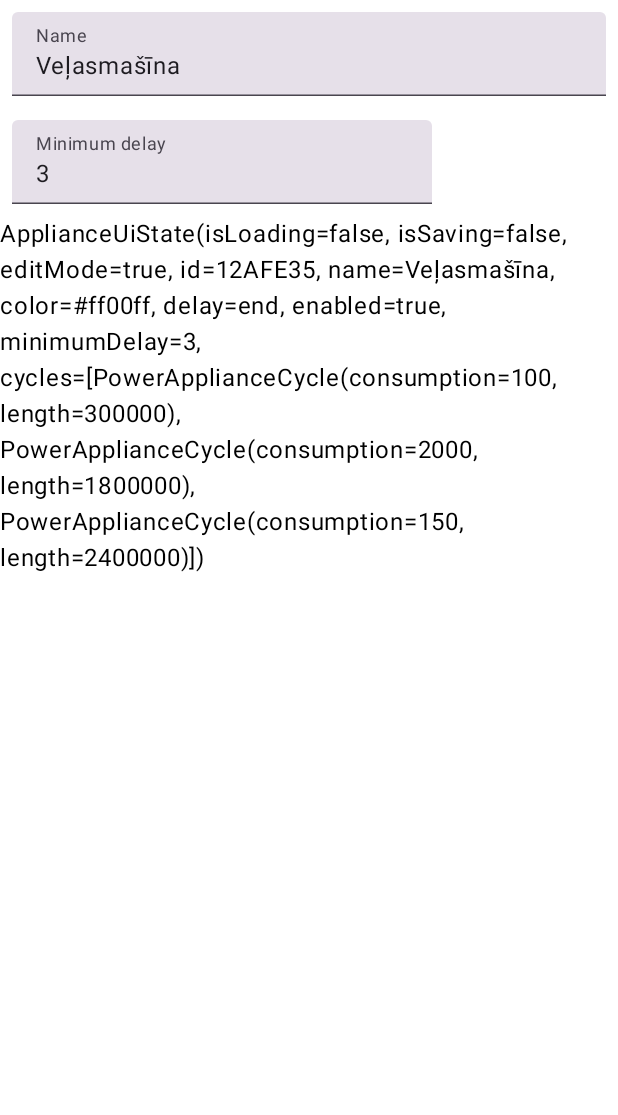
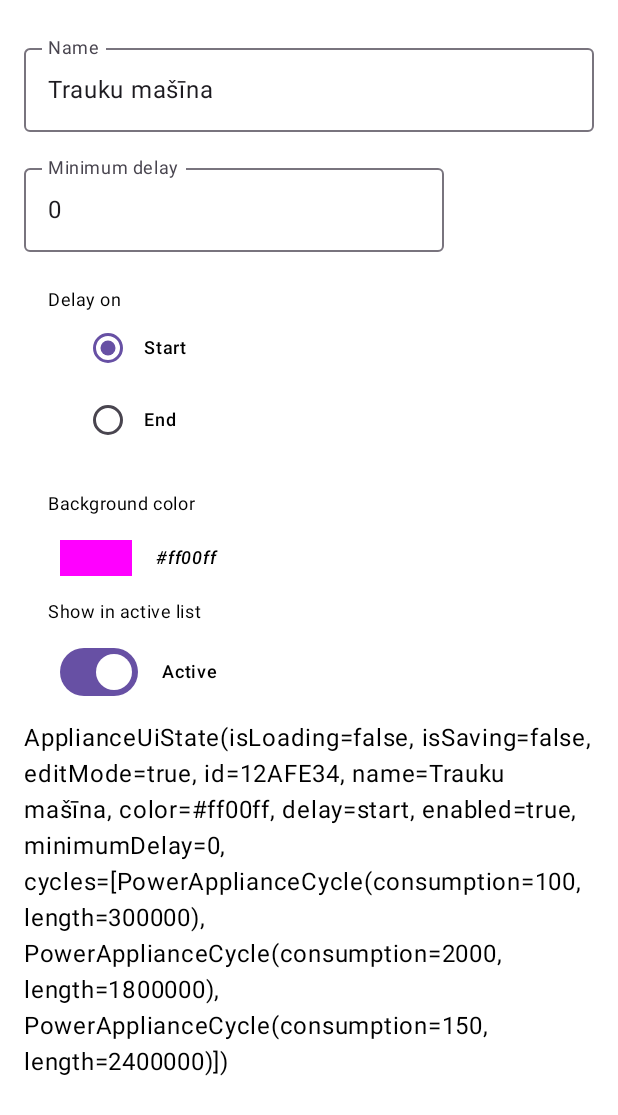
Before and after one commit to folkmanis/laiks-android, an Android app built with Jetpack Compose: the @Preview function ApplianceEditPreview, on a phone screen of 412 x 824 dp. Shown: the top 1115 px of the screen. Run offline under Robolectric (Android 15) with nearby library versions, the phone set to English and light mode, and no system bars; our stand-ins replace Dagger/Hilt's generated code, Firebase (no records; nobody signed in at launch, a user with empty details on screens opened directly).

Commit message:
Inputs added

```diff
--- a/app/src/main/java/com/folkmanis/laiks/AppConstants.kt
+++ b/app/src/main/java/com/folkmanis/laiks/AppConstants.kt
@@ -12,5 +12,3 @@ const val NIGHT_STARTS_HOUR = 23L
 const val INCLUDE_AVERAGE_DAYS = 5L
 const val USER_ID = "userId"
 const val APPLIANCE_ID = "applianceId"
-
-val DELAY_VALUES = setOf("start", "end")
--- a/app/src/main/java/com/folkmanis/laiks/data/fake/FakePricesService.kt
+++ b/app/src/main/java/com/folkmanis/laiks/data/fake/FakePricesService.kt
@@ -62,6 +62,7 @@ class FakePricesService : PricesService {
                     length = 40 * 60 * 1000, // 40 min
                 ),
             ),
+            name = "Trauku mašīna",
             delay = "start",
             minimumDelay = 0, // hours
             enabled = true,
--- a/app/src/main/java/com/folkmanis/laiks/model/PowerAppliance.kt
+++ b/app/src/main/java/com/folkmanis/laiks/model/PowerAppliance.kt
@@ -1,7 +1,13 @@
 package com.folkmanis.laiks.model
 
+import androidx.annotation.StringRes
+import com.folkmanis.laiks.R
 import com.google.firebase.firestore.DocumentId
 
+enum class PowerApplianceDelay(@StringRes val label: Int) {
+    start(R.string.appliance_delay_start_label),
+    end(R.string.appliance_delay_end_label)
+}
 
 data class PowerAppliance(
     @DocumentId val id: String = "",
--- a/app/src/main/java/com/folkmanis/laiks/ui/screens/appliance_edit/ApplianceEdit.kt
+++ b/app/src/main/java/com/folkmanis/laiks/ui/screens/appliance_edit/ApplianceEdit.kt
@@ -1,17 +1,20 @@
 package com.folkmanis.laiks.ui.screens.appliance_edit
 
+import androidx.compose.foundation.background
 import androidx.compose.foundation.layout.*
 import androidx.compose.foundation.text.KeyboardOptions
-import androidx.compose.material3.MaterialTheme
-import androidx.compose.material3.Text
-import androidx.compose.material3.TextField
+import androidx.compose.material3.*
 import androidx.compose.runtime.*
+import androidx.compose.ui.Alignment
 import androidx.compose.ui.Modifier
+import androidx.compose.ui.graphics.Color
 import androidx.compose.ui.res.stringResource
+import androidx.compose.ui.text.font.FontStyle
 import androidx.compose.ui.text.input.ImeAction
 import androidx.compose.ui.text.input.KeyboardType
 import androidx.compose.ui.tooling.preview.Preview
 import androidx.compose.ui.unit.dp
+import androidx.core.graphics.toColorInt
 import androidx.hilt.navigation.compose.hiltViewModel
 import androidx.lifecycle.SavedStateHandle
 import androidx.lifecycle.compose.collectAsStateWithLifecycle
@@ -30,16 +33,20 @@ fun ApplianceEdit(
         .collectAsStateWithLifecycle(initialValue = ApplianceUiState())
 
     Box(
-        modifier = modifier.fillMaxSize()
+        modifier = modifier
+            .fillMaxSize()
     ) {
-        Column {
+        Column(
+            modifier = Modifier
+                .padding(16.dp)
+        ) {
 
-            TextField(
+            OutlinedTextField(
                 value = state.name,
                 onValueChange = viewModel::setName,
                 modifier = Modifier
                     .fillMaxWidth()
-                    .padding(8.dp),
+                    .padding(vertical = 8.dp),
                 enabled = state.isEnabled,
                 readOnly = !state.editMode,
                 singleLine = true,
@@ -55,12 +62,95 @@ fun ApplianceEdit(
             MinimumDelayInput(
                 value = state.minimumDelay,
                 onValueChange = viewModel::setMinimumDelay,
-                modifier = Modifier.padding(8.dp),
+                modifier = Modifier
+                    .padding(vertical = 8.dp),
                 label = {
                     Text(text = stringResource(id = R.string.appliance_minimumDelay_label))
                 },
                 isError = !state.isMinimumDelayValid
             )
+
+            Column(
+                modifier = Modifier
+                    .padding(16.dp)
+            ) {
+                Text(
+                    text = stringResource(
+                        id = R.string.appliance_delay_label
+                    ),
+                    style = MaterialTheme.typography.bodySmall,
+                )
+                DelayInput(
+                    value = state.delay,
+                    onValueChange = viewModel::setDelay,
+                    modifier = Modifier
+                        .padding(start = 16.dp)
+                )
+            }
+
+            Column(
+                modifier = Modifier
+                    .padding(vertical = 8.dp)
+            ) {
+                Text(
+                    text = stringResource(id = R.string.appliance_color_label),
+                    style = MaterialTheme.typography.bodySmall,
+                    modifier = Modifier
+                        .padding(start = 16.dp)
+                )
+                Row(
+                    verticalAlignment = Alignment.CenterVertically,
+                    modifier = Modifier
+                        .padding(top = 16.dp, start = 24.dp)
+                ) {
+                    Box(
+                        modifier = Modifier
+                            .size(width = 48.dp, height = 24.dp)
+                            .background(
+                                color = Color(state.color.toColorInt()),
+                            )
+                    )
+                    Text(
+                        text = state.color,
+                        style = MaterialTheme.typography.labelMedium,
+                        fontStyle = FontStyle.Italic,
+                        modifier = Modifier
+                            .padding(start = 16.dp)
+                    )
+
+                }
+            }
+
+            Column(
+                modifier = Modifier
+                    .padding(vertical = 8.dp)
+            ) {
+                Text(
+                    text = stringResource(
+                        id = R.string.appliance_enabled_label
+                    ),
+                    style = MaterialTheme.typography.bodySmall,
+                    modifier = Modifier
+                        .padding(start = 16.dp)
+                )
+                Row(
+                    verticalAlignment = Alignment.CenterVertically,
+                    modifier = Modifier
+                        .padding(top = 8.dp, start = 24.dp)
+                ) {
+                    Switch(
+                        checked = state.enabled,
+                        onCheckedChange = viewModel::setEnabled
+                    )
+                    Text(
+                        text = stringResource(id = R.string.appliance_enabled_check),
+                        style = MaterialTheme.typography.labelMedium,
+                        modifier = Modifier
+                            .padding(start = 16.dp)
+                    )
+
+                }
+            }
 
             Text(text = state.toString())
 
@@ -83,7 +173,7 @@ fun MinimumDelayInput(
         inputState = value.toString()
     }
 
-    TextField(
+    OutlinedTextField(
         value = inputState,
         onValueChange = {
             inputState = it
@@ -106,7 +196,7 @@ fun ApplianceEditPreview() {
 
     val viewModel = ApplianceEditViewModel(
         pricesService = FakePricesService(),
-        SavedStateHandle(mapOf(APPLIANCE_ID to "12AFE35"))
+        SavedStateHandle(mapOf(APPLIANCE_ID to "12AFE34"))
     )
     viewModel.startEdit()
     MaterialTheme {
--- a/app/src/main/java/com/folkmanis/laiks/ui/screens/appliance_edit/ApplianceUiState.kt
+++ b/app/src/main/java/com/folkmanis/laiks/ui/screens/appliance_edit/ApplianceUiState.kt
@@ -1,8 +1,8 @@
 package com.folkmanis.laiks.ui.screens.appliance_edit
 
-import com.folkmanis.laiks.DELAY_VALUES
 import com.folkmanis.laiks.model.PowerAppliance
 import com.folkmanis.laiks.model.PowerApplianceCycle
+import com.folkmanis.laiks.model.PowerApplianceDelay
 
 data class ApplianceUiState(
 
@@ -30,7 +30,7 @@ data class ApplianceUiState(
         get() = minimumDelay != null && minimumDelay >= 0
 
     val isDelayValid: Boolean
-        get() = DELAY_VALUES.contains(delay)
+        get() = PowerApplianceDelay.values().map { it.name }.contains(delay)
 
     val isCyclesValid: Boolean
     get() = true // TODO
--- /dev/null
+++ b/app/src/main/java/com/folkmanis/laiks/ui/screens/appliance_edit/DelayInput.kt
@@ -0,0 +1,60 @@
+package com.folkmanis.laiks.ui.screens.appliance_edit
+
+import androidx.compose.foundation.clickable
+import androidx.compose.foundation.layout.Column
+import androidx.compose.foundation.layout.Row
+import androidx.compose.foundation.selection.selectableGroup
+import androidx.compose.material3.MaterialTheme
+import androidx.compose.material3.RadioButton
+import androidx.compose.material3.Text
+import androidx.compose.runtime.Composable
+import androidx.compose.ui.Alignment
+import androidx.compose.ui.Modifier
+import androidx.compose.ui.res.stringResource
+import androidx.compose.ui.tooling.preview.Preview
+import com.folkmanis.laiks.model.PowerApplianceDelay
+
+
+@Composable
+fun DelayInput(
+    modifier: Modifier = Modifier,
+    value: String,
+    onValueChange: (String) -> Unit,
+) {
+
+    val delay = PowerApplianceDelay.valueOf(value)
+
+    Column(
+        modifier = modifier
+            .selectableGroup()
+    ) {
+        PowerApplianceDelay.values().forEach { option ->
+            Row(
+                verticalAlignment = Alignment.CenterVertically
+            ) {
+                RadioButton(
+                    selected = option == delay,
+                    onClick = { onValueChange(option.name) }
+                )
+                Text(
+                    text = stringResource(id = option.label),
+                    style = MaterialTheme.typography.labelMedium,
+                    modifier = Modifier
+                        .clickable { onValueChange(option.name) }
+                )
+            }
+        }
+    }
+}
+
+
+@Preview
+@Composable
+fun DelayInputPreview() {
+    MaterialTheme {
+        DelayInput(
+            value = PowerApplianceDelay.start.name,
+            onValueChange = {},
+        )
+    }
+}
--- a/app/src/main/res/values/strings.xml
+++ b/app/src/main/res/values/strings.xml
@@ -27,8 +27,9 @@
     <string name="settings">Settings</string>
     <string name="appliance_name_label">Name</string>
     <string name="appliance_minimumDelay_label">Minimum delay</string>
-    <string name="appliance_enabled_label">Enabled</string>
+    <string name="appliance_enabled_label">Show in active list</string>
     <string name="appliance_delay_label">Delay on</string>
+    <string name="appliance_enabled_check">Active</string>
     <string name="appliance_delay_start_label">Start</string>
     <string name="appliance_delay_end_label">End</string>
     <string name="appliance_cycles_label">Power consumption cycles</string>
```
Also changed, not shown: 1 other file.
